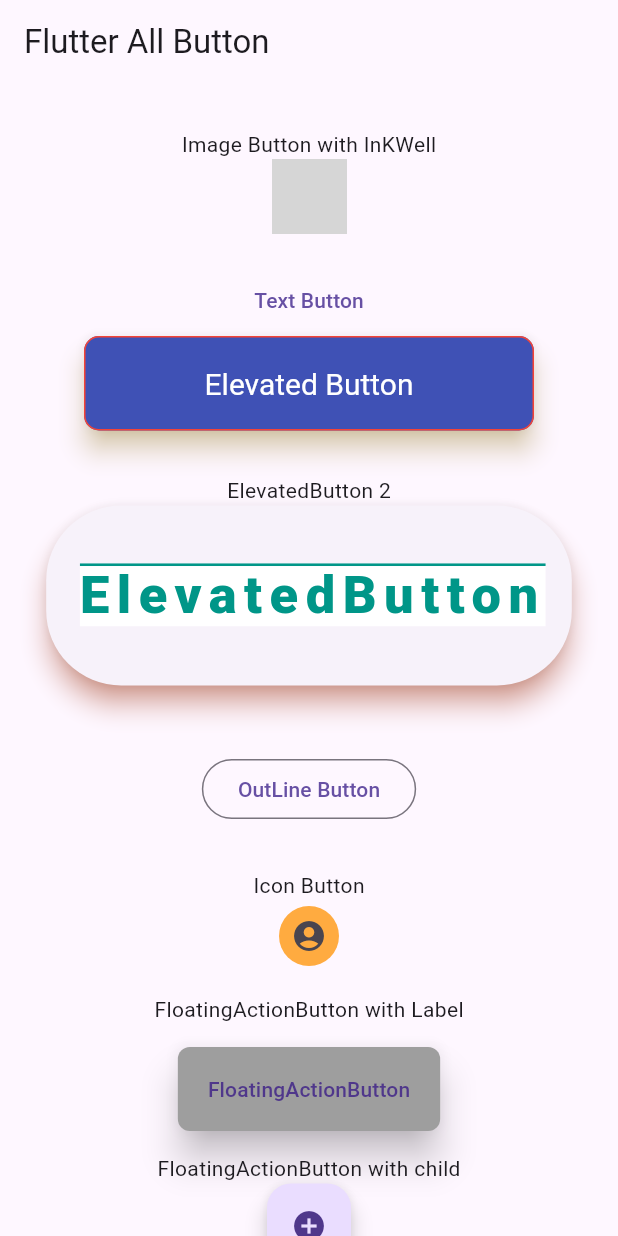
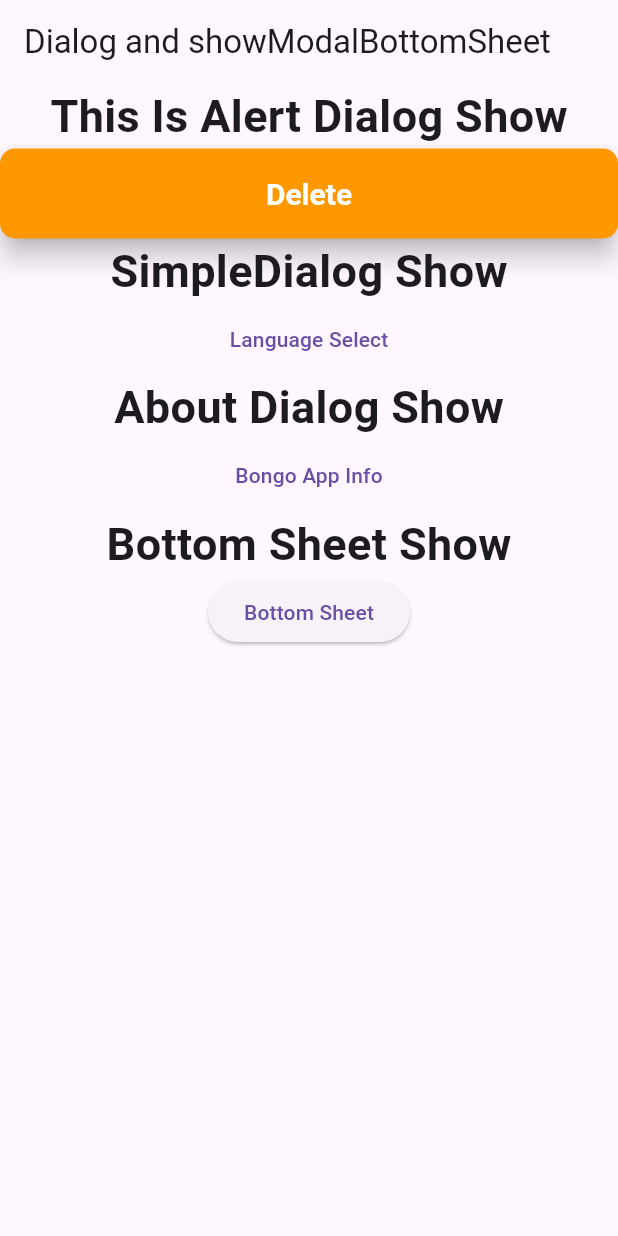
Before and after one commit to bongodevops/Flutter_Custom_Widgets, a Flutter app: the screen it shows after launch, on a phone screen of 412 x 824 dp. Run offline on Flutter 3.47's test engine with Material 3 defaults, Android fonts, the phone set to English and light mode, and no system bars; grey boxes are pictures that could not be loaded.

Commit message:
Dialogs and BottomSheet

```diff
--- a/lib/main.dart
+++ b/lib/main.dart
@@ -1,274 +1,176 @@
 import 'package:flutter/material.dart';
 
-void main() {
+main() {
   runApp(const MyApp());
 }
 
-class MyApp extends StatelessWidget {
+class MyApp extends StatefulWidget {
   const MyApp({super.key});
 
   @override
+  State<MyApp> createState() => _MyAppState();
+}
+
+class _MyAppState extends State<MyApp> {
+  @override
   Widget build(BuildContext context) {
-    return const MaterialApp(
-      debugShowCheckedModeBanner: false,
-      home: MyHomePage(),
+    return const MaterialApp(home: HomeScreen());
+  }
+}
+
+class HomeScreen extends StatefulWidget {
+  const HomeScreen({super.key});
+
+  @override
+  State<HomeScreen> createState() => _HomeScreenState();
+}
+
+class _HomeScreenState extends State<HomeScreen> {
+  @override
+  Widget build(BuildContext context) {
+    return Scaffold(
+      appBar: AppBar(title: const Text("Dialog and showModalBottomSheet")),
+      body: Column(
+        children: [
+          ///===================================================================
+          const Text(
+            "This Is Alert Dialog Show",
+            style: TextStyle(fontSize: 30, fontWeight: FontWeight.bold),
+          ),
+          SizedBox(
+            width: double.infinity,
+            height: 60.00,
+            child: ElevatedButton(
+              style: ElevatedButton.styleFrom(
+                elevation: 7.0,
+                backgroundColor: Colors.orange,
+                foregroundColor: Colors.white,
+                textStyle: const TextStyle(
+                  fontSize: 20.00,
+                  fontWeight: FontWeight.bold,
+                ),
+                shape: RoundedRectangleBorder(
+                  borderRadius: BorderRadius.circular(10.00),
+                ),
+              ),
+
+              onPressed: () {
+                /// showDialog code start
+                showDialog(
+                  context: context,
+                  builder: (BuildContext context) {
+                    return AlertDialog(
+                      title: const Text("Delete"),
+                      content: const Text("Do You Want To Close Your App"),
+                      actions: [
+                        TextButton(
+                          onPressed: () {
+                            Navigator.of(context).pop();
+                          },
+                          child: const Text("No"),
+                        ),
+                        TextButton(onPressed: () {}, child: const Text("Yes")),
+                      ],
+                    );
+                  },
+                );
+              },
+
+              child: const Text("Delete"),
+            ),
+
+            /// showDialog code end
+          ),
+
+          ///=====================================================================
+          const Text(
+            "SimpleDialog Show",
+            style: TextStyle(fontSize: 30, fontWeight: FontWeight.bold),
+          ),
+
+          TextButton(
+            onPressed: () {
+              showDialog(
+                context: context,
+                builder: (BuildContext context) {
+                  return SimpleDialog(
+                    title: const Text("ভাষা নির্বাচন করুন"),
+                    children: [
+                      SimpleDialogOption(
+                        onPressed: () {
+                          // বাংলা নির্বাচন
+                        },
+                        child: const Text("বাংলা"),
+                      ),
+                      SimpleDialogOption(
+                        onPressed: () {
+                          // ইংরেজি নির্বাচন
+                        },
+                        child: const Text("ইংরেজি"),
+                      ),
+                    ],
+                  );
+                },
+              );
+            },
+            child: const Text("Language Select"),
+          ),
+          ////====================================================================
+          const Text(
+            "About Dialog Show",
+            style: TextStyle(fontSize: 30, fontWeight: FontWeight.bold),
+          ),
+          TextButton(
+            onPressed: () {
+              showAboutDialog(
+                context: context,
+                applicationName: "Bongo App",
+                applicationVersion: "1.0.0",
+                applicationLegalese: "© 2025 Bongo DevOps",
+              );
+            },
+            child: const Text("Bongo App Info"),
+          ),
+
+          ///=======================================================
+          const Text(
+            "Bottom Sheet Show",
+            style: TextStyle(fontSize: 30, fontWeight: FontWeight.bold),
+          ),
+
+          ElevatedButton(
+            onPressed: () {
+              showModalBottomSheet(
+                isDismissible: false,
+                barrierColor: Colors.orange.shade300,
+                backgroundColor: Colors.yellowAccent,
+                context: context,
+                builder: (BuildContext context) {
+                  return Container(
+                    height: 200,
+                    padding: EdgeInsets.all(20),
+                    child: Container(
+                      width: double.infinity,
+                      child: Column(
+                        children: [
+                          Text("নিচের ডায়ালগ"),
+                          ElevatedButton(
+                            onPressed: () {
+                              Navigator.pop(context);
+                            },
+                            child: Text("বন্ধ করুন"),
+                          ),
+                        ],
+                      ),
+                    ),
+                  );
+                },
+              );
+            },
+            child: const Text("Bottom Sheet"),
+          ),
+        ],
+      ),
     );
   }
 }
-
-class MyHomePage extends StatefulWidget {
-  const MyHomePage({super.key});
-
-  @override
-  State<MyHomePage> createState() => _MyHomePageState();
-}
-
-class _MyHomePageState extends State<MyHomePage> {
-  /// custom snack bar Create
-  mySnackBar(message, context) {
-    return ScaffoldMessenger.of(
-      context,
-    ).showSnackBar(SnackBar(content: Text(message)));
-  }
-
-  /// custom snack bar End
-
-  @override
-  Widget build(BuildContext context) {
-    ///Button custom design
-    ButtonStyle myButtonStyle = ElevatedButton.styleFrom(
-      //fixedSize: const Size(300, 80),
-      shadowColor: Colors.amber.shade200,
-      minimumSize: const Size(300, 50),
-      textStyle: const TextStyle(fontSize: 20.0),
-      //maximumSize: const Size(600, 150),
-      padding: const EdgeInsets.all(20.0),
-      shape: RoundedRectangleBorder(borderRadius: BorderRadius.circular(10.0)),
-      backgroundColor: Colors.indigo,
-      elevation: 7.0,
-      foregroundColor: Colors.white,
-      side: BorderSide(color: Colors.red, width: 1.0),
-      //alignment: Alignment.center,
-      //enabledMouseCursor: MouseCursor.defer,
-      //disabledForegroundColor: Colors.grey,
-    );
-
-    ///Button custom design End
-
-    return Scaffold(
-      appBar: AppBar(title: const Text('Flutter All Button')),
-
-      ///Body Section Start
-      body: SingleChildScrollView(
-        child: Center(
-          child: Column(
-            mainAxisAlignment: MainAxisAlignment.center,
-
-            children: [
-              SizedBox.fromSize(size: const Size(0, 30.0)),
-              // Image Button Create
-              Text("Image Button with InKWell"),
-              InkWell(
-                onTap: () {
-                  // Handle button tap
-                  print('Image button Click');
-                },
-                child: Image.network(
-                  "https://avatars.githubusercontent.com/u/197965196?v=4",
-                  height: 50,
-                  width: 50,
-                  //fit: BoxFit.contain,
-                  fit: BoxFit.fitHeight,
-                  //repeat: ImageRepeat.repeat,
-                ),
-              ),
-
-              const SizedBox(height: 20.0),
-
-              ///TextButton create start
-              TextButton(
-                onPressed: () {
-                  mySnackBar("Text Button", context);
-                },
-                child: const Text("Text Button"),
-              ),
-
-              ///TextButton create End
-              ElevatedButton(
-                onPressed: () {
-                  mySnackBar("Elevated  Button", context);
-                },
-                style: myButtonStyle,
-                child: const Text("Elevated Button"),
-
-                ///myButtonStyle is variable
-              ),
-
-              ///ElevatedButton create End
-              SizedBox(height: 30),
-
-              const Text("ElevatedButton 2"),
-
-              /// ElevatedButton
-              ElevatedButton(
-                onPressed: () {},
-                style: ElevatedButton.styleFrom(
-                  //backgroundColor: Colors.orangeAccent,
-
-                  /// Button Background Color
-                  foregroundColor: Colors.teal,
-                  fixedSize: (const Size(double.infinity, 120)),
-
-                  /// Button Text Color
-                  //minimumSize: const Size(400, 80),
-
-                  //maximumSize: const Size(400, 100),
-                  padding: const EdgeInsets.symmetric(
-                    horizontal: 20,
-                    vertical: 32,
-                  ),
-                  //padding: const EdgeInsets.all(32),
-                  // padding: const EdgeInsets.fromLTRB(32, 10, 32, 10),
-                  // padding: EdgeInsets.zero,
-                  // padding: const EdgeInsets.only(left: 0.0,top: 0.0,right: 0.0,bottom: 30),
-                  elevation: 7,
-                  shadowColor: Colors.deepOrange.shade400,
-
-                  /// Other Option available
-                  shape: RoundedRectangleBorder(
-                    borderRadius: BorderRadius.circular(50),
-                  ),
-
-                  /// Button Text Style
-                  textStyle: const TextStyle(
-                    //color: Colors.deepOrange,
-                    ///  Color No Apply,cause foreground color use
-                    fontSize: 35.0,
-                    fontWeight: FontWeight.w800,
-                    wordSpacing: 10.0,
-                    letterSpacing: 5.0,
-                    decoration: TextDecoration.overline,
-
-                    /// Other Option Available
-                    backgroundColor: Colors.white,
-
-                    /// Button Text Background Color
-                  ),
-                ),
-                child: const Text("ElevatedButton"),
-              ),
-
-              const SizedBox(height: 15),
-              const SizedBox(
-                //width: 0.0,
-                height: 30.0,
-                //child: Card(child: Text('Hello World!')),
-              ),
-
-              ///OutlinedButton create Start
-              OutlinedButton(
-                onPressed: () {
-                  mySnackBar("Outline  Button", context);
-                },
-                child: const Text("OutLine Button"),
-              ),
-              const SizedBox(
-                //width: 0.0,
-                height: 30.0,
-                //child: Card(child: Text('Hello World!')),
-              ),
-
-              ///OutlinedButton create End
-
-              //// Icon Button
-              const Text("Icon Button"),
-              IconButton(
-                onPressed: () {},
-                style: IconButton.styleFrom(
-                  // Same To Elevated Button Style
-                  backgroundColor: Colors.orangeAccent,
-                ),
-                icon: const Icon(Icons.account_circle),
-              ),
-              const SizedBox(height: 15),
-
-              const Text("FloatingActionButton with Label"),
-              const SizedBox(height: 15),
-
-              ///FloatingActionButton with Label
-              FloatingActionButton.extended(
-                onPressed: () {},
-                shape: RoundedRectangleBorder(
-                  borderRadius: BorderRadius.circular(8),
-                ),
-                elevation: 8,
-                backgroundColor: Colors.grey,
-                isExtended: true,
-                hoverColor: Colors.red,
-                autofocus: true,
-                focusColor: Colors.teal,
-                focusElevation: 10,
-                label: const Text("FloatingActionButton"),
-              ),
-
-              const SizedBox(height: 15),
-
-              ///FloatingActionButton with child
-              const Text("FloatingActionButton with child"),
-              FloatingActionButton(
-                onPressed: () {},
-                //child: const Text("FloatingActionButton"),
-                child: const Icon(Icons.add_circle),
-              ),
-
-              const SizedBox(height: 15),
-
-              const Text("FilledButton"),
-
-              ///FilledButton
-              FilledButton(
-                style: FilledButton.styleFrom(
-                  /// same to Elevated Button style follow
-                  //backgroundColor: Colors.amber,
-                ),
-                onPressed: () {},
-                child: const Text("FilledButton"),
-              ),
-
-              const SizedBox(height: 15),
-
-              ////MaterialButton
-              const Text("MaterialButton"),
-              MaterialButton(
-                onPressed: () {},
-                child: const Text("MaterialButton"),
-              ),
-              const SizedBox(height: 15),
-
-              ///BackButton
-              const Text("BackButton"),
-              BackButton(onPressed: () {}, color: Colors.deepOrange),
-              const SizedBox(height: 15),
-
-              ///CloseButton
-              const Text("CloseButton"),
-              CloseButton(onPressed: () {}, color: Colors.orangeAccent),
-              const SizedBox(height: 15),
-
-              ///DrawerButton
-              const Text("DrawerButton"),
-              DrawerButton(onPressed: () {}, style: const ButtonStyle()),
-              const SizedBox(height: 15),
-
-              ///DropdownButton
-              const Text("DropdownButton"),
-              DropdownButton(items: const [], onChanged: (value) => 2),
-            ],
-          ),
-        ),
-      ),
-
-      ///Body Section End
-    );
-  }
-}
```
